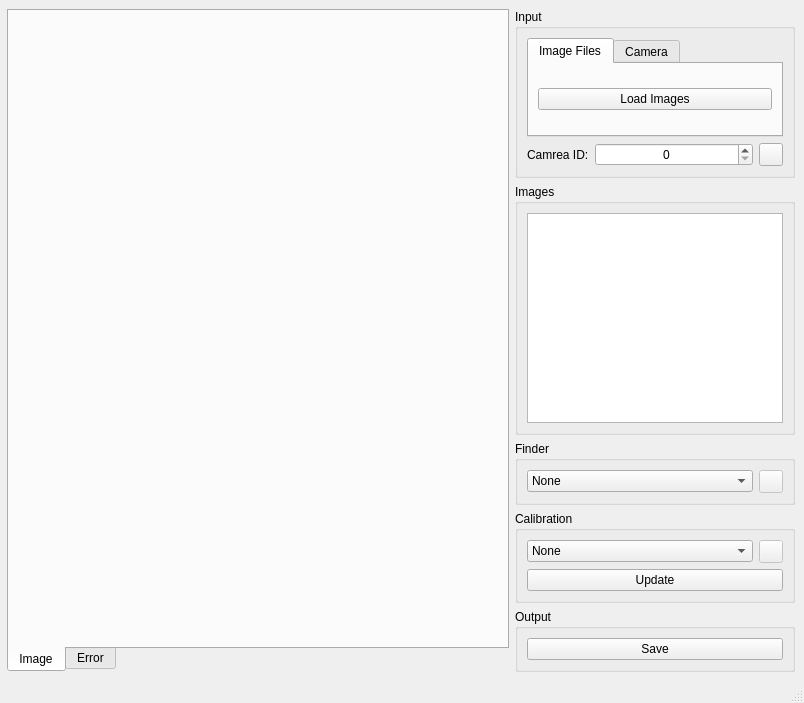
Before: the Qt Designer form app/ui/IrisCC.ui in xalpha/iris, drawn with Qt 5.
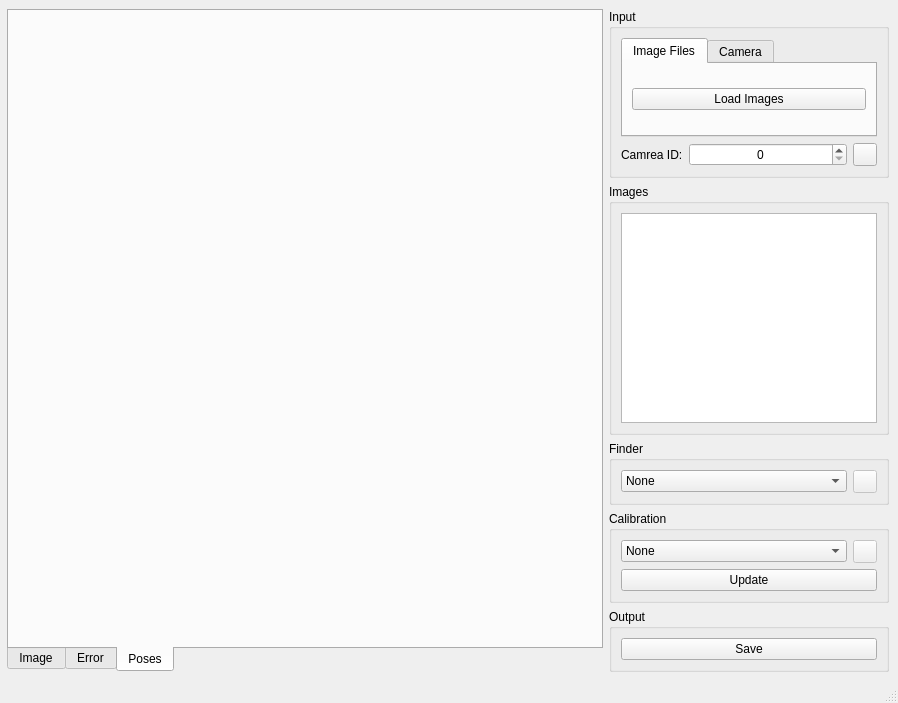
After: the same form once the commit is applied. Icons and pictures are not drawn. Custom widgets are drawn as their Qt base class.

```diff
--- a/app/ui/IrisCC.ui
+++ b/app/ui/IrisCC.ui
@@ -6,7 +6,7 @@
    <rect>
     <x>0</x>
     <y>0</y>
-    <width>804</width>
+    <width>898</width>
     <height>703</height>
    </rect>
   </property>
@@ -52,7 +52,7 @@
        <enum>QTabWidget::Rounded</enum>
       </property>
       <property name="currentIndex">
-       <number>0</number>
+       <number>2</number>
       </property>
       <widget class="QWidget" name="tab_image">
        <attribute name="title">
@@ -93,6 +93,22 @@
         </item>
        </layout>
       </widget>
+      <widget class="QWidget" name="tab_poses">
+       <attribute name="title">
+        <string>Poses</string>
+       </attribute>
+       <layout class="QVBoxLayout" name="verticalLayout_7">
+        <property name="spacing">
+         <number>0</number>
+        </property>
+        <property name="margin">
+         <number>0</number>
+        </property>
+        <item>
+         <widget class="WorldPoses" name="plot_poses" native="true"/>
+        </item>
+       </layout>
+      </widget>
      </widget>
     </item>
     <item>
@@ -399,6 +415,12 @@
    <header location="global">qcustomplot.h</header>
    <container>1</container>
   </customwidget>
+  <customwidget>
+   <class>WorldPoses</class>
+   <extends>QWidget</extends>
+   <header location="global">WorldPoses.hpp</header>
+   <container>1</container>
+  </customwidget>
  </customwidgets>
  <resources>
   <include location="../res/IrisCC.qrc"/>
```
